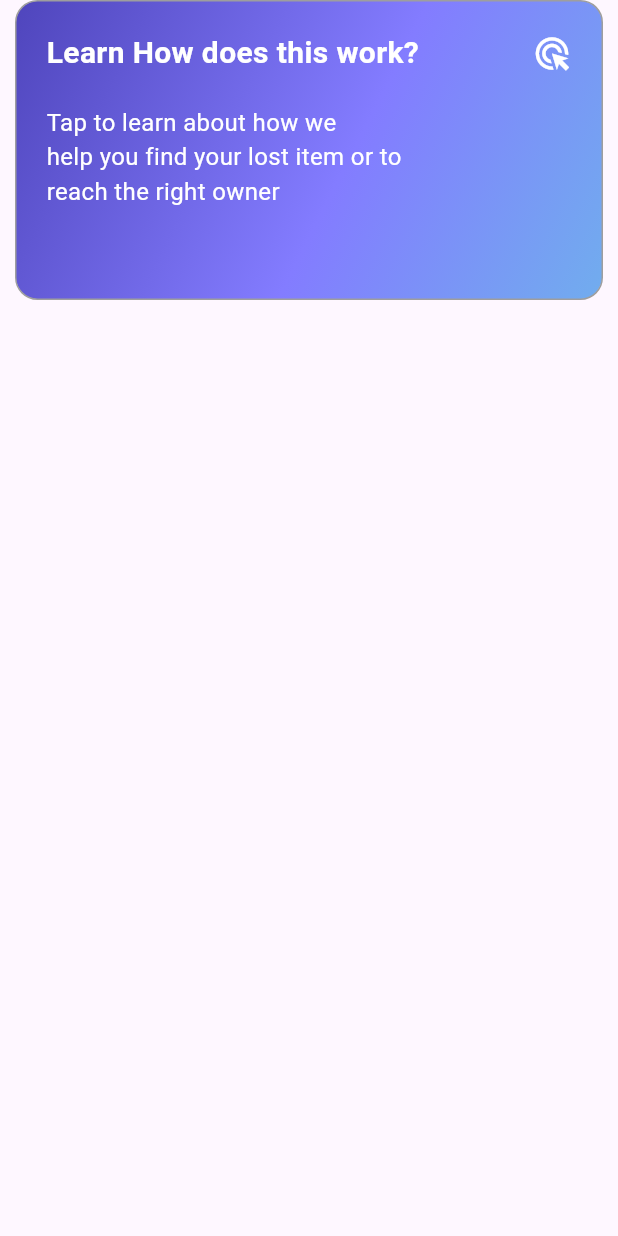
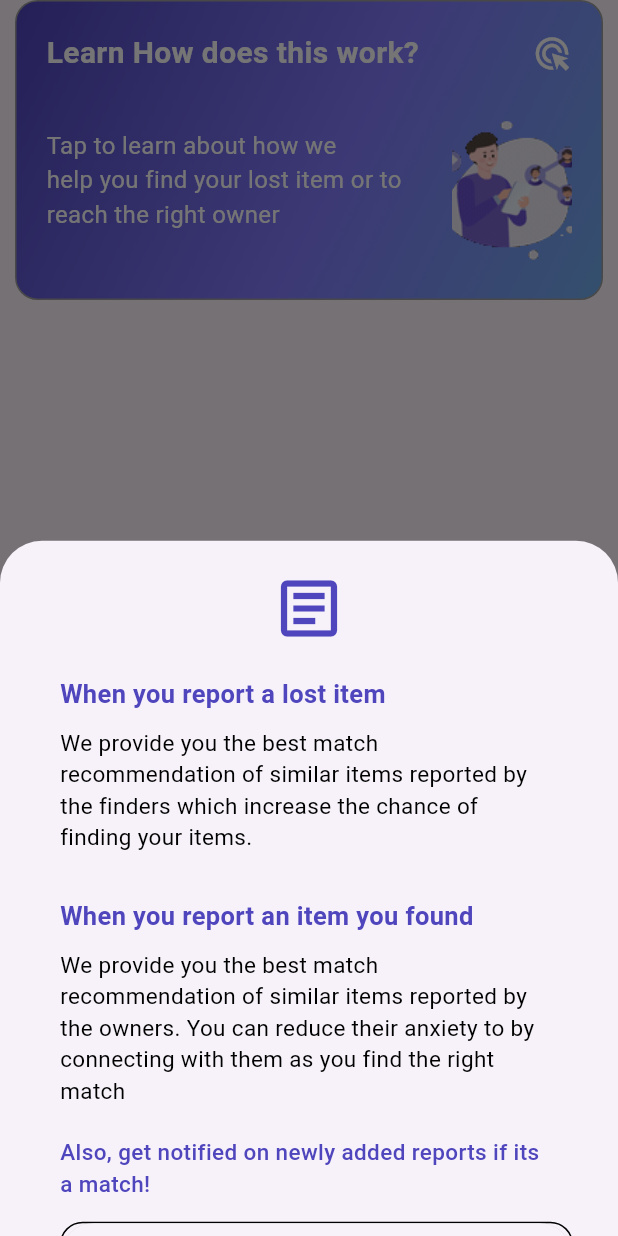
Before and after one commit to Ankit-Ransh/Recover, a Flutter app: the InformationAboutApp widget shown alone on an empty page, opened directly, after a tap on the "ads click" icon, on a phone screen of 412 x 824 dp. Run offline on Flutter 3.47's test engine with Material 3 defaults, Android fonts, the phone set to English and light mode, and no system bars; our stand-ins replace flutter_bloc, fpdart, get_it, image_picker, supabase_flutter; accounts and stored records are empty.

Commit message:
Information about app added as modal

```diff
--- a/lost_found/lib/features/components/presentation/pages/home_page.dart
+++ b/lost_found/lib/features/components/presentation/pages/home_page.dart
@@ -11,6 +11,7 @@ class HomePage extends StatelessWidget {
   @override
   Widget build(BuildContext context) {
     return MaterialApp(
+      debugShowCheckedModeBanner: false,
       home: Scaffold(
         body: SingleChildScrollView(
           child: Column(
--- a/lost_found/lib/features/components/presentation/widgets/information_about_app.dart
+++ b/lost_found/lib/features/components/presentation/widgets/information_about_app.dart
@@ -1,5 +1,7 @@
 import 'package:flutter/material.dart';
 import 'package:lost_found/core/theme/app_pallete.dart';
+import 'package:lost_found/features/components/presentation/widgets/text_description_widget.dart';
+import 'package:lost_found/features/components/presentation/widgets/text_title_widget.dart';
 
 class InformationAboutApp extends StatelessWidget {
   const InformationAboutApp({super.key});
@@ -24,16 +26,21 @@ class InformationAboutApp extends StatelessWidget {
               Row(
                 mainAxisAlignment: MainAxisAlignment.spaceBetween,
                 children: [
-                  const Text(
+                  buildHeading(
                     "Learn How does this work?",
-                    style: TextStyle(
                     fontSize: 20.0,
-                      fontWeight: FontWeight.w600,
                     color: AppPallete.whiteColor,
-                    ),
+                    bold: true,
                   ),
                   GestureDetector(
-                    onTap: () {},
+                    onTap: () {
+                      showModalBottomSheet<void>(
+                        context: context,
+                        builder: (BuildContext context) {
+                          return const InformationModal();
+                        },
+                      );
+                    },
                     child: const Icon(
                       Icons.ads_click_sharp,
                       color: AppPallete.whiteColor,
@@ -42,34 +49,34 @@ class InformationAboutApp extends StatelessWidget {
                   ),
                 ],
               ),
-              const SizedBox(height: 20),
-              const Row(
+              Row(
+                mainAxisAlignment: MainAxisAlignment.spaceBetween,
                 children: [
                   Column(
                     crossAxisAlignment: CrossAxisAlignment.start,
                     children: [
-                      Text(
+                      buildDescription(
                         "Tap to learn about how we",
-                        style: TextStyle(
                         fontSize: 16,
                         color: AppPallete.whiteColor,
                       ),
-                      ),
-                      Text(
+                      buildDescription(
                         "help you find your lost item or to",
-                        style: TextStyle(
                         fontSize: 16,
                         color: AppPallete.whiteColor,
                       ),
-                      ),
-                      Text(
+                      buildDescription(
                         "reach the right owner",
-                        style: TextStyle(
                         fontSize: 16,
                         color: AppPallete.whiteColor,
                       ),
+                    ],
                   ),
-                    ],
+                  Image.asset(
+                    'lib/core/assets/images/connect.gif',
+                    height: 140,
+                    width: 80,
+                    fit: BoxFit.cover,
                   ),
                 ],
               ),
@@ -80,3 +87,88 @@ class InformationAboutApp extends StatelessWidget {
     );
   }
 }
+
+class InformationModal extends StatelessWidget {
+  const InformationModal({super.key});
+
+  @override
+  Widget build(BuildContext context) {
+    return SizedBox(
+      height: 600,
+      width: double.infinity,
+      child: Column(
+        crossAxisAlignment: CrossAxisAlignment.start,
+        children: [
+          const SizedBox(height: 20),
+          const Row(
+            mainAxisAlignment: MainAxisAlignment.center,
+            children: [
+              Icon(
+                Icons.article_outlined,
+                size: 50.0,
+                color: AppPallete.deepPurple,
+              ),
+            ],
+          ),
+          const SizedBox(height: 10),
+          Padding(
+            padding: const EdgeInsets.fromLTRB(40, 10, 30, 0),
+            child: Column(
+              crossAxisAlignment: CrossAxisAlignment.start,
+              children: [
+                buildHeading("When you report a lost item"),
+                const SizedBox(height: 10),
+                buildDescription("We provide you the best match"),
+                buildDescription("recommendation of similar items reported by"),
+                buildDescription("the finders which increase the chance of"),
+                buildDescription("finding your items."),
+                const SizedBox(height: 30),
+                buildHeading("When you report an item you found"),
+                const SizedBox(height: 10),
+                buildDescription("We provide you the best match"),
+                buildDescription("recommendation of similar items reported by"),
+                buildDescription(
+                    "the owners. You can reduce their anxiety to by"),
+                buildDescription("connecting with them as you find the right"),
+                buildDescription("match"),
+                const SizedBox(height: 20),
+                buildHeading("Also, get notified on newly added reports if its",
+                    fontSize: 15, bold: false),
+                buildHeading("a match!", fontSize: 15, bold: false),
+                const SizedBox(height: 15),
+                const CloseModalButton(),
+              ],
+            ),
+          ),
+        ],
+      ),
+    );
+  }
+}
+
+class CloseModalButton extends StatelessWidget {
+  const CloseModalButton({super.key});
+
+  @override
+  Widget build(BuildContext context) {
+    return Container(
+      height: 45,
+      width: double.infinity,
+      decoration: BoxDecoration(
+        border: Border.all(color: AppPallete.blackColor),
+        borderRadius: BorderRadius.circular(15),
+      ),
+      child: ElevatedButton(
+        onPressed: () {
+          Navigator.pop(context);
+        },
+        child: Center(
+          child: buildDescription(
+            "Cool",
+            fontSize: 18,
+          ),
+        ),
+      ),
+    );
+  }
+}
--- a/lost_found/lib/features/components/presentation/widgets/report_item_container.dart
+++ b/lost_found/lib/features/components/presentation/widgets/report_item_container.dart
@@ -2,6 +2,8 @@ import 'package:flutter/material.dart';
 import 'package:lost_found/core/theme/app_pallete.dart';
 import 'package:lost_found/features/components/presentation/pages/report_user_flow.dart';
 import 'package:lost_found/features/components/presentation/widgets/post_report_button.dart';
+import 'package:lost_found/features/components/presentation/widgets/text_description_widget.dart';
+import 'package:lost_found/features/components/presentation/widgets/text_title_widget.dart';
 
 class ReportItemContainer extends StatelessWidget {
   const ReportItemContainer({super.key});
@@ -19,42 +21,36 @@ class ReportItemContainer extends StatelessWidget {
         child: ListView(
           padding: const EdgeInsets.fromLTRB(35, 20, 35, 0),
           children: [
-            const Row(
+            Row(
               children: [
                 Column(
                   crossAxisAlignment: CrossAxisAlignment.start,
                   children: [
-                    Text(
+                    buildHeading(
                       "Lost an item?",
-                      style: TextStyle(
-                        fontSize: 24.0,
-                        fontWeight: FontWeight.w600,
-                      ),
+                      fontSize: 20.0,
+                      bold: true,
+                      color: AppPallete.blackColor,
                     ),
-                    Text(
+                    buildHeading(
                       "Or found a lost item?",
-                      style: TextStyle(
-                        fontSize: 17.0,
-                        fontWeight: FontWeight.w600,
-                      ),
+                      fontSize: 18.0,
+                      bold: true,
+                      color: AppPallete.blackColor,
                     ),
-                    SizedBox(height: 10),
-                    Text(
+                    const SizedBox(height: 15),
+                    buildDescription(
                       "You can report it here to find",
-                      style: TextStyle(
-                        fontSize: 16.0,
-                      ),
+                      fontSize: 16.0,
                     ),
-                    Text(
+                    buildDescription(
                       "it or help someone",
-                      style: TextStyle(
-                        fontSize: 16.0,
-                      ),
+                      fontSize: 16.0,
                     ),
                   ],
                 ),
-                SizedBox(width: 40),
-                Icon(
+                const SizedBox(width: 40),
+                const Icon(
                   Icons.waving_hand_outlined,
                   size: 40.0,
                 )
--- /dev/null
+++ b/lost_found/lib/features/components/presentation/widgets/text_description_widget.dart
@@ -0,0 +1,12 @@
+import 'package:flutter/material.dart';
+
+Text buildDescription(String text,
+    {double fontSize = 15.0, Color color = Colors.black}) {
+  return Text(
+    text,
+    style: TextStyle(
+      fontSize: fontSize,
+      color: color,
+    ),
+  );
+}
--- /dev/null
+++ b/lost_found/lib/features/components/presentation/widgets/text_title_widget.dart
@@ -0,0 +1,16 @@
+import 'package:flutter/material.dart';
+import 'package:lost_found/core/theme/app_pallete.dart';
+
+Text buildHeading(String text,
+    {double fontSize = 17.0,
+    Color color = AppPallete.deepPurple,
+    bool bold = true}) {
+  return Text(
+    text,
+    style: TextStyle(
+      fontSize: fontSize,
+      fontWeight: bold ? FontWeight.w600 : FontWeight.w500,
+      color: color,
+    ),
+  );
+}
```
Also changed, not shown: lost_found/lib/core/assets/images/connect.gif (added). Lines whose indentation alone changed are shown as unchanged.
